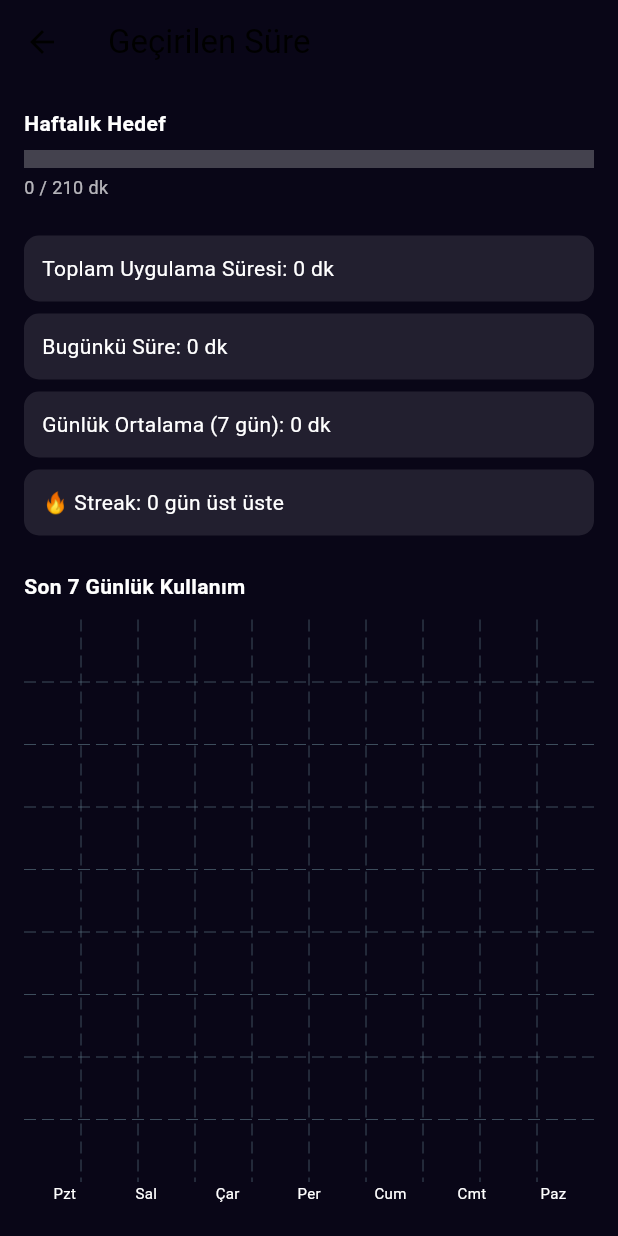
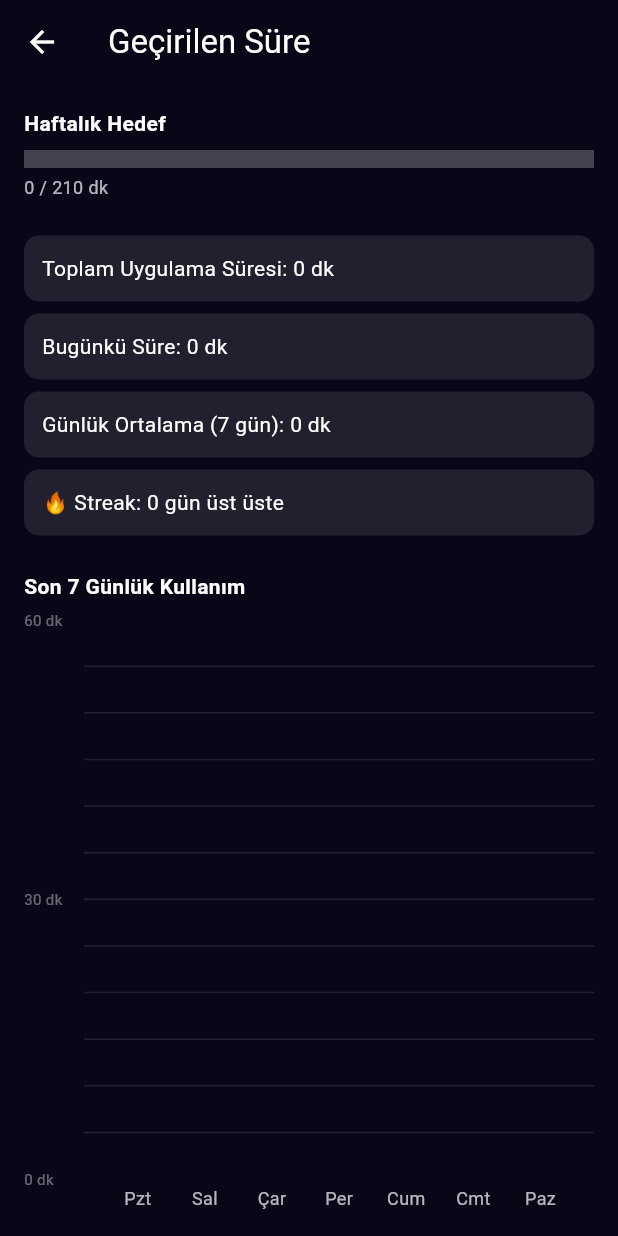
Before and after one commit to EbubekirKurt/inkwave, a Flutter app: the TimeSpentScreen screen opened by its route, on a phone screen of 412 x 824 dp. Run offline on Flutter 3.47's test engine with Material 3 defaults, Android fonts, the phone set to English and light mode, and no system bars; drawn by our look-alikes of fl_chart; our stand-ins replace cloud_firestore, firebase_auth, firebase_core, flutter_local_notifications, google_sign_in, rive and 3 more; accounts and stored records are empty.

Commit message:
spent time table updated so X and Y axises are visible

```diff
--- a/lib/screens/settings/time_spent_screen.dart
+++ b/lib/screens/settings/time_spent_screen.dart
@@ -37,8 +37,10 @@ class _TimeSpentScreenState extends State<TimeSpentScreen> {
   }
 
   void _initializeNotifications() async {
-    const AndroidInitializationSettings initializationSettingsAndroid = AndroidInitializationSettings('@mipmap/ic_launcher');
-    const InitializationSettings initializationSettings = InitializationSettings(android: initializationSettingsAndroid);
+    const AndroidInitializationSettings initializationSettingsAndroid =
+    AndroidInitializationSettings('@mipmap/ic_launcher');
+    const InitializationSettings initializationSettings =
+    InitializationSettings(android: initializationSettingsAndroid);
     await _notifications.initialize(initializationSettings);
   }
 
@@ -54,9 +56,6 @@ class _TimeSpentScreenState extends State<TimeSpentScreen> {
       channelDescription: 'Belirli saatte bildirim gönderir',
       importance: Importance.max,
       priority: Priority.high,
-      playSound: true,
-      enableLights: true,
-      enableVibration: true,
     );
 
     await _notifications.zonedSchedule(
@@ -82,7 +81,8 @@ class _TimeSpentScreenState extends State<TimeSpentScreen> {
       if (!doc.exists) return;
       final data = doc.data() as Map<String, dynamic>;
       final now = DateTime.now();
-      final todayKey = "${now.year}-${now.month.toString().padLeft(2, '0')}-${now.day.toString().padLeft(2, '0')}";
+      final todayKey =
+          "${now.year}-${now.month.toString().padLeft(2, '0')}-${now.day.toString().padLeft(2, '0')}";
 
       final timeLogs = Map<String, dynamic>.from(data['time_logs'] ?? {});
       int total = data['time_spent'] ?? 0;
@@ -95,7 +95,8 @@ class _TimeSpentScreenState extends State<TimeSpentScreen> {
 
       for (int i = 0; i < 7; i++) {
         DateTime day = startOfWeek.add(Duration(days: i));
-        String key = "${day.year}-${day.month.toString().padLeft(2, '0')}-${day.day.toString().padLeft(2, '0')}";
+        String key =
+            "${day.year}-${day.month.toString().padLeft(2, '0')}-${day.day.toString().padLeft(2, '0')}";
         int minutes = ((timeLogs[key] ?? 0) / 60).floor();
         last7Days.add(minutes);
         weeklyMap[fixedDays[i]] = minutes;
@@ -145,11 +146,6 @@ class _TimeSpentScreenState extends State<TimeSpentScreen> {
     super.dispose();
   }
 
-  String _weekdayName(int weekday) {
-    const days = ['Pzt', 'Sal', 'Çar', 'Per', 'Cum', 'Cmt', 'Paz'];
-    return days[(weekday - 1) % 7];
-  }
-
   Widget _buildInfoCard(String label, String value) {
     return Container(
       margin: const EdgeInsets.symmetric(vertical: 4),
@@ -165,7 +161,6 @@ class _TimeSpentScreenState extends State<TimeSpentScreen> {
 
   Widget _buildGoalProgressBar({required int currentWeekMinutes, required int goalMinutes}) {
     final percentage = min(currentWeekMinutes / goalMinutes, 1.0);
-
     return Column(
       crossAxisAlignment: CrossAxisAlignment.start,
       children: [
@@ -187,11 +182,18 @@ class _TimeSpentScreenState extends State<TimeSpentScreen> {
 
   @override
   Widget build(BuildContext context) {
+    final maxY = ((_weeklyData.values.fold(0, max)) / 30).ceil() * 30.0;
+
     return Scaffold(
       backgroundColor: AppConstants.primaryColor,
       appBar: AppBar(
         backgroundColor: AppConstants.primaryColor,
-        title: const Text("Geçirilen Süre"),
+        title: const Text(
+          "Geçirilen Süre",
+          style: TextStyle(color: Colors.white),
+        ),
+        automaticallyImplyLeading: true,
+        iconTheme: const IconThemeData(color: Colors.white),
       ),
       body: Padding(
         padding: const EdgeInsets.all(16.0),
@@ -207,46 +209,72 @@ class _TimeSpentScreenState extends State<TimeSpentScreen> {
             _buildInfoCard("Günlük Ortalama (7 gün)", "${_weeklyAverage.floor()} dk"),
             _buildInfoCard("🔥 Streak", "$_streak gün üst üste"),
             const SizedBox(height: 20),
-            const Text("Son 7 Günlük Kullanım", style: TextStyle(color: Colors.white, fontWeight: FontWeight.bold)),
+            const Text("Son 7 Günlük Kullanım",
+                style: TextStyle(color: Colors.white, fontWeight: FontWeight.bold)),
             const SizedBox(height: 12),
             Expanded(
               child: BarChart(
                 BarChartData(
-                  alignment: BarChartAlignment.spaceAround,
-                  maxY: 180,
-                  borderData: FlBorderData(show: false),
+                  alignment: BarChartAlignment.spaceEvenly,
+                  maxY: maxY > 0 ? maxY : 60,
+                  gridData: FlGridData(
+                    show: true,
+                    drawVerticalLine: false,
+                    getDrawingHorizontalLine: (value) => FlLine(
+                      color: Colors.white10,
+                      strokeWidth: 1,
+                    ),
+                  ),
                   titlesData: FlTitlesData(
                     bottomTitles: AxisTitles(
                       sideTitles: SideTitles(
                         showTitles: true,
                         getTitlesWidget: (value, _) {
-                          final day = value.toInt();
-                          const fixedDays = ['Pzt', 'Sal', 'Çar', 'Per', 'Cum', 'Cmt', 'Paz'];
-                          if (day < 0 || day >= fixedDays.length) return const SizedBox.shrink();
-                          return Text(
-                            fixedDays[day],
-                            style: const TextStyle(color: Colors.white, fontSize: 10),
+                          const days = ['Pzt', 'Sal', 'Çar', 'Per', 'Cum', 'Cmt', 'Paz'];
+                          return Padding(
+                            padding: const EdgeInsets.only(top: 4),
+                            child: Text(days[value.toInt()],
+                                style: const TextStyle(color: Colors.white70, fontSize: 12)),
                           );
                         },
-                        reservedSize: 20,
                       ),
                     ),
                     leftTitles: AxisTitles(
-                      sideTitles: SideTitles(showTitles: false),
+                      sideTitles: SideTitles(
+                        showTitles: true,
+                        getTitlesWidget: (value, _) {
+                          if (value % 30 != 0) return const SizedBox.shrink();
+                          return Text(
+                            '${value.toInt()} dk',
+                            style: const TextStyle(color: Colors.white38, fontSize: 10),
+                          );
+                        },
+                        reservedSize: 40,
+                      ),
                     ),
-                    rightTitles: AxisTitles(
-                      sideTitles: SideTitles(showTitles: false),
-                    ),
-                    topTitles: AxisTitles(
-                      sideTitles: SideTitles(showTitles: false),
-                    ),
+                    topTitles: AxisTitles(sideTitles: SideTitles(showTitles: false)),
+                    rightTitles: AxisTitles(sideTitles: SideTitles(showTitles: false)),
                   ),
+                  borderData: FlBorderData(show: false),
                   barGroups: List.generate(7, (index) {
-                    const fixedDays = ['Pzt', 'Sal', 'Çar', 'Per', 'Cum', 'Cmt', 'Paz'];
-                    double value = _weeklyData[fixedDays[index]]?.toDouble() ?? 0.0;
-                    return BarChartGroupData(x: index, barRods: [
-                      BarChartRodData(toY: value, width: 14, color: Colors.amber)
-                    ]);
+                    const days = ['Pzt', 'Sal', 'Çar', 'Per', 'Cum', 'Cmt', 'Paz'];
+                    final value = _weeklyData[days[index]]?.toDouble() ?? 0.0;
+                    return BarChartGroupData(
+                      x: index,
+                      barRods: [
+                        BarChartRodData(
+                          toY: value,
+                          width: 18,
+                          borderRadius: BorderRadius.circular(6),
+                          color: Colors.amber,
+                          backDrawRodData: BackgroundBarChartRodData(
+                            show: true,
+                            toY: maxY,
+                            color: Colors.white12,
+                          ),
+                        ),
+                      ],
+                    );
                   }),
                 ),
               ),
```
